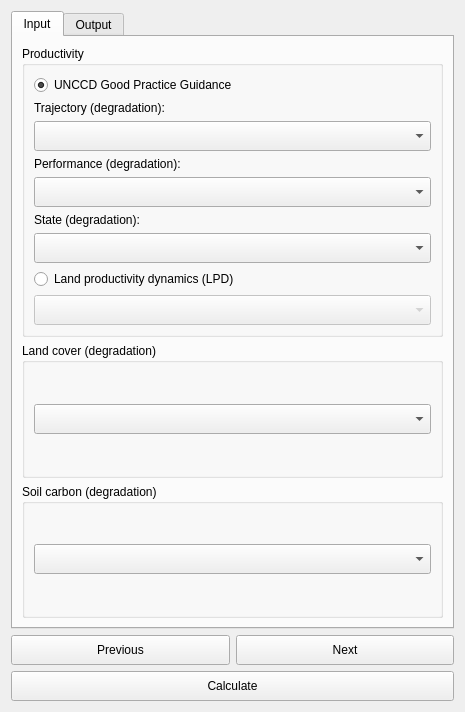
This is LDMP/gui/DlgReportingSDG.ui in ConservationInternational/trends.earth as Qt 5 draws it before an edit. The edited form follows.
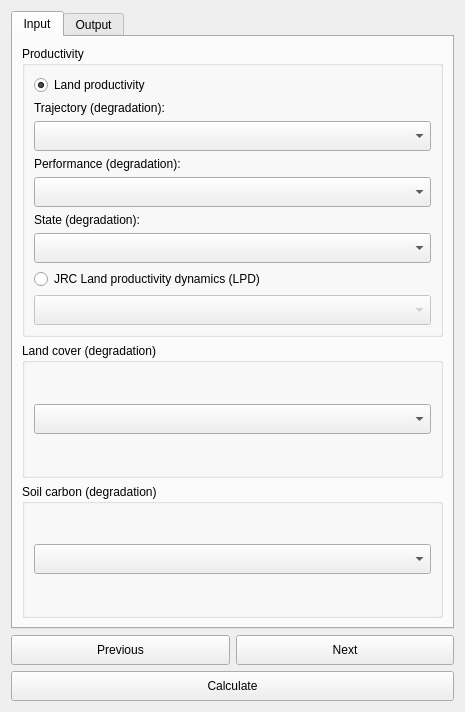
This is the edited form.

Commit message: Change naming of LPD products.

What changed in the file:
```diff
--- a/LDMP/gui/DlgReportingSDG.ui
+++ b/LDMP/gui/DlgReportingSDG.ui
@@ -123,7 +123,7 @@
           <item row="2" column="0">
            <widget class="QRadioButton" name="mode_unccd_gpg">
             <property name="text">
-             <string>UNCCD Good Practice Guidance</string>
+             <string>Land productivity</string>
             </property>
             <property name="checked">
              <bool>true</bool>
@@ -197,7 +197,7 @@
              <bool>true</bool>
             </property>
             <property name="text">
-             <string>Land productivity dynamics (LPD)</string>
+             <string>JRC Land productivity dynamics (LPD)</string>
             </property>
             <property name="checked">
              <bool>false</bool>
```
